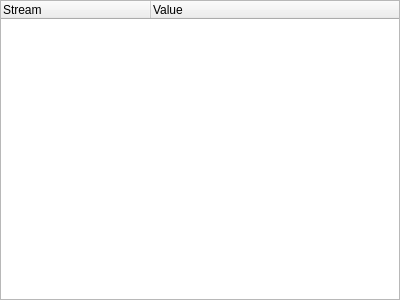
This is gui/gui/widgets/datastreampicker.ui in einsteinly/CAUV_old_software as Qt 5 draws it before an edit. The edited form follows.
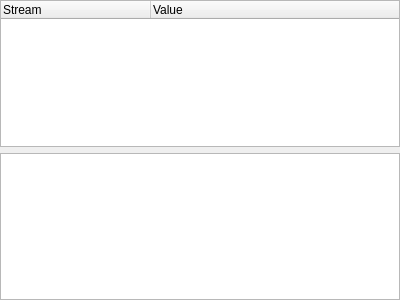
This is the edited form.

What changed in the file:
```diff
--- a/gui/gui/widgets/datastreampicker.ui
+++ b/gui/gui/widgets/datastreampicker.ui
@@ -56,6 +56,9 @@
       </column>
      </widget>
     </item>
+    <item>
+     <widget class="QTreeView" name="dataStreamsView"/>
+    </item>
    </layout>
   </widget>
  </widget>
```
